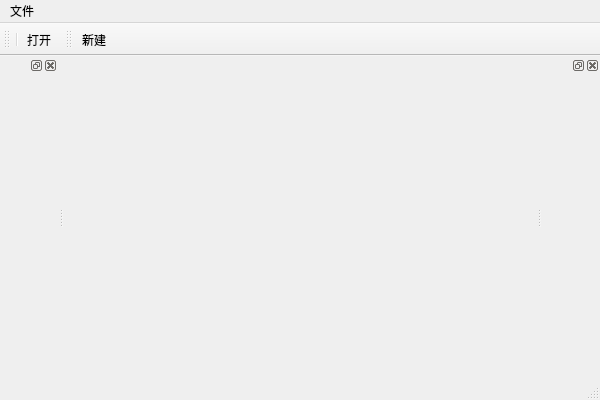
Above: Learnqt/Learnqt.ui from GongZhihui/LearnQT before the change. Below: the same form after it.
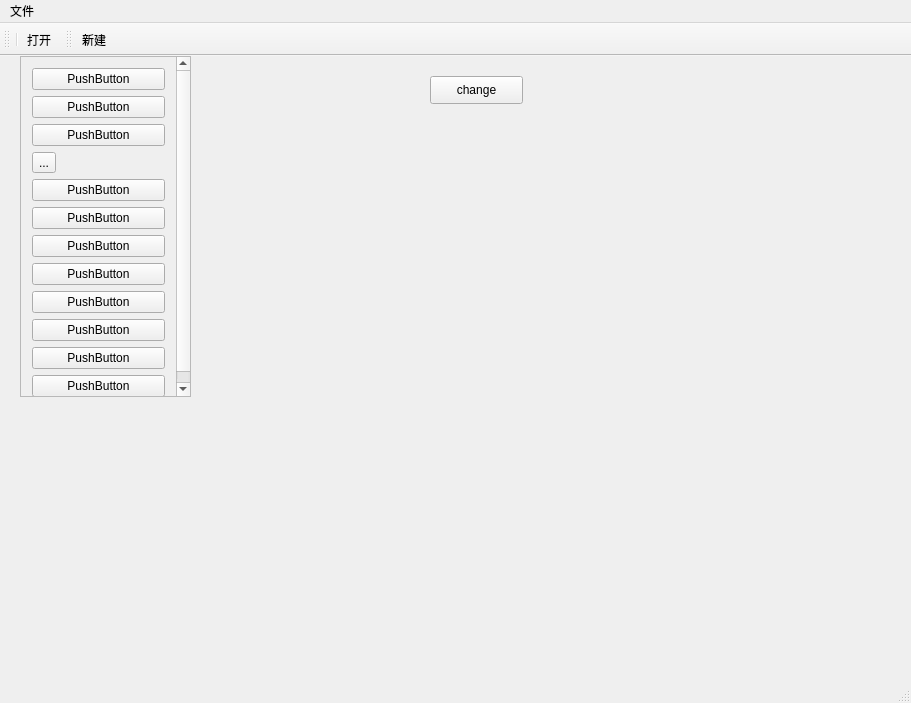
That is the form after the change. The open tabs and pages were chosen to show the change.

What changed in the file:
```diff
--- a/Learnqt/Learnqt.ui
+++ b/Learnqt/Learnqt.ui
@@ -6,20 +6,212 @@
    <rect>
     <x>0</x>
     <y>0</y>
-    <width>600</width>
-    <height>400</height>
+    <width>911</width>
+    <height>703</height>
    </rect>
   </property>
   <property name="windowTitle">
    <string>Learnqt</string>
   </property>
-  <widget class="QWidget" name="centralWidget"/>
+  <widget class="QWidget" name="centralWidget">
+   <widget class="QStackedWidget" name="stackedWidget">
+    <property name="geometry">
+     <rect>
+      <x>10</x>
+      <y>0</y>
+      <width>361</width>
+      <height>361</height>
+     </rect>
+    </property>
+    <property name="currentIndex">
+     <number>1</number>
+    </property>
+    <widget class="QWidget" name="page">
+     <widget class="QScrollArea" name="scrollArea">
+      <property name="geometry">
+       <rect>
+        <x>10</x>
+        <y>0</y>
+        <width>171</width>
+        <height>341</height>
+       </rect>
+      </property>
+      <property name="widgetResizable">
+       <bool>true</bool>
+      </property>
+      <widget class="QWidget" name="scrollAreaWidgetContents">
+       <property name="geometry">
+        <rect>
+         <x>0</x>
+         <y>0</y>
+         <width>148</width>
+         <height>428</height>
+        </rect>
+       </property>
+       <layout class="QVBoxLayout" name="verticalLayout">
+        <item>
+         <widget class="QPushButton" name="pushButton">
+          <property name="text">
+           <string>PushButton</string>
+          </property>
+         </widget>
+        </item>
+        <item>
+         <widget class="QPushButton" name="pushButton_2">
+          <property name="text">
+           <string>PushButton</string>
+          </property>
+         </widget>
+        </item>
+        <item>
+         <widget class="QPushButton" name="pushButton_3">
+          <property name="text">
+           <string>PushButton</string>
+          </property>
+         </widget>
+        </item>
+        <item>
+         <widget class="QToolButton" name="toolButton">
+          <property name="text">
+           <string>...</string>
+          </property>
+         </widget>
+        </item>
+        <item>
+         <widget class="QPushButton" name="pushButton_4">
+          <property name="text">
+           <string>PushButton</string>
+          </property>
+         </widget>
+        </item>
+        <item>
+         <widget class="QPushButton" name="pushButton_5">
+          <property name="text">
+           <string>PushButton</string>
+          </property>
+         </widget>
+        </item>
+        <item>
+         <widget class="QPushButton" name="pushButton_6">
+          <property name="text">
+           <string>PushButton</string>
+          </property>
+         </widget>
+        </item>
+        <item>
+         <widget class="QPushButton" name="pushButton_7">
+          <property name="text">
+           <string>PushButton</string>
+          </property>
+         </widget>
+        </item>
+        <item>
+         <widget class="QPushButton" name="pushButton_8">
+          <property name="text">
+           <string>PushButton</string>
+          </property>
+         </widget>
+        </item>
+        <item>
+         <widget class="QPushButton" name="pushButton_9">
+          <property name="text">
+           <string>PushButton</string>
+          </property>
+         </widget>
+        </item>
+        <item>
+         <widget class="QPushButton" name="pushButton_10">
+          <property name="text">
+           <string>PushButton</string>
+          </property>
+         </widget>
+        </item>
+        <item>
+         <widget class="QPushButton" name="pushButton_11">
+          <property name="text">
+           <string>PushButton</string>
+          </property>
+         </widget>
+        </item>
+       </layout>
+      </widget>
+     </widget>
+    </widget>
+    <widget class="QWidget" name="page_2">
+     <widget class="QPushButton" name="pushButton_12">
+      <property name="geometry">
+       <rect>
+        <x>60</x>
+        <y>60</y>
+        <width>93</width>
+        <height>28</height>
+       </rect>
+      </property>
+      <property name="text">
+       <string>PushButton</string>
+      </property>
+     </widget>
+     <widget class="QToolButton" name="toolButton_2">
+      <property name="geometry">
+       <rect>
+        <x>80</x>
+        <y>130</y>
+        <width>47</width>
+        <height>21</height>
+       </rect>
+      </property>
+      <property name="text">
+       <string>...</string>
+      </property>
+     </widget>
+    </widget>
+   </widget>
+   <widget class="QPushButton" name="changeBtn">
+    <property name="geometry">
+     <rect>
+      <x>430</x>
+      <y>20</y>
+      <width>93</width>
+      <height>28</height>
+     </rect>
+    </property>
+    <property name="text">
+     <string>change</string>
+    </property>
+   </widget>
+   <widget class="QLabel" name="piclabel">
+    <property name="geometry">
+     <rect>
+      <x>420</x>
+      <y>90</y>
+      <width>331</width>
+      <height>251</height>
+     </rect>
+    </property>
+    <property name="text">
+     <string/>
+    </property>
+   </widget>
+   <widget class="QLabel" name="movieLabel">
+    <property name="geometry">
+     <rect>
+      <x>430</x>
+      <y>430</y>
+      <width>331</width>
+      <height>191</height>
+     </rect>
+    </property>
+    <property name="text">
+     <string/>
+    </property>
+   </widget>
+  </widget>
   <widget class="QMenuBar" name="menuBar">
    <property name="geometry">
     <rect>
      <x>0</x>
      <y>0</y>
-     <width>600</width>
+     <width>911</width>
      <height>26</height>
     </rect>
    </property>
@@ -55,18 +247,6 @@
    <addaction name="actionnew"/>
   </widget>
   <widget class="QStatusBar" name="statusBar"/>
-  <widget class="QDockWidget" name="dockWidget">
-   <attribute name="dockWidgetArea">
-    <number>1</number>
-   </attribute>
-   <widget class="QWidget" name="dockWidgetContents"/>
-  </widget>
-  <widget class="QDockWidget" name="dockWidget_4">
-   <attribute name="dockWidgetArea">
-    <number>2</number>
-   </attribute>
-   <widget class="QWidget" name="dockWidgetContents_4"/>
-  </widget>
   <action name="actionnew">
    <property name="text">
     <string>新建</string>
```
